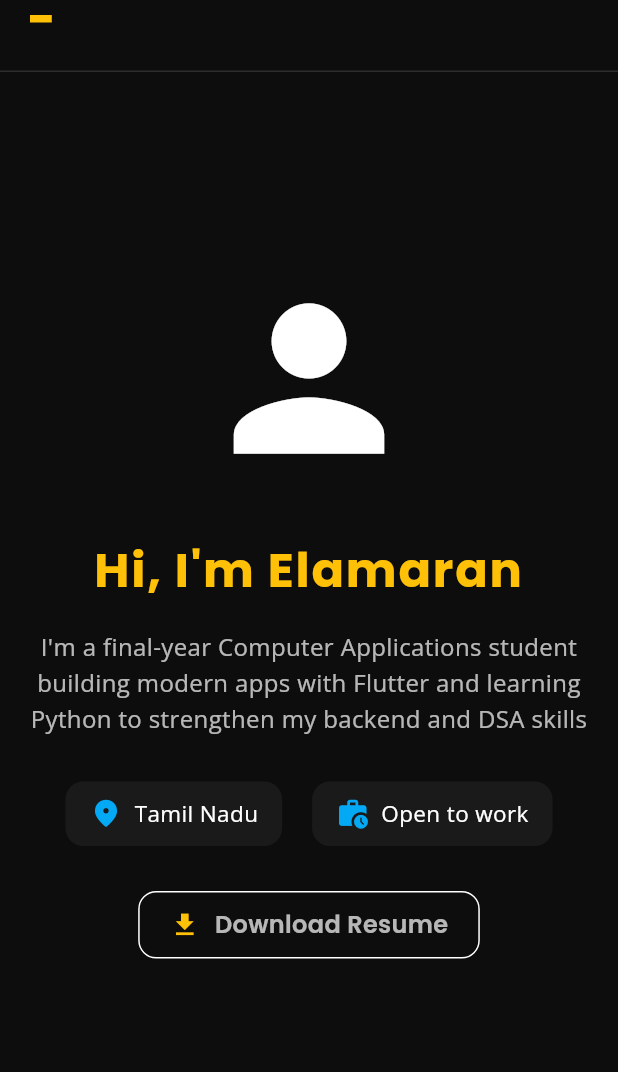
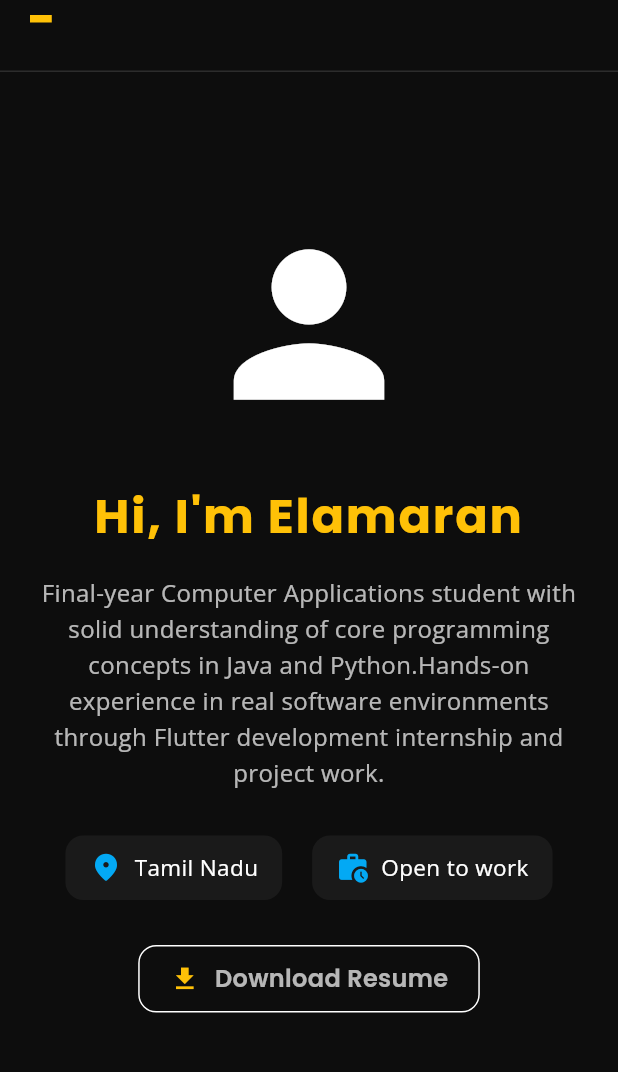
Before and after one commit to elamaran1205/portfolio_v2, a Flutter app: the screen it shows after launch, after a tap on "Download Resume", on a phone screen of 412 x 824 dp, the part 87-1159 px from its top. Run offline on Flutter 3.47's test engine with Material 3 defaults, Android fonts, the phone set to English and light mode, and no system bars; our stand-ins replace animate_do, font_awesome_flutter, google_fonts.

Commit message:
fix: updated resume

```diff
--- a/lib/models/experience_model_data.dart
+++ b/lib/models/experience_model_data.dart
@@ -30,7 +30,7 @@ List<WorkExperienceModel> workExperienceList = [
     companyName: " Paritripti Jewels Private Limited",
     role: "Flutter Developer",
     description:
-        "A Paid internship through Internshala, where I developing a complete multi-role food delivery application featuring client, seller, and admin modules. Implemented core functionalities such as real-time order management, product listings, and authentication. Used GetX for efficient state management and integrated REST APIs for smooth client-server communication",
+        "A Paid internship through Internshala, where I developed a complete multi-role food delivery application featuring client, seller, and admin modules. Implemented core functionalities such as real-time order management, product listings, and authentication. Used GetX for efficient state management and integrated REST APIs for smooth client-server communication",
     duration: "20 August 2025 - 20 November 2025",
     logoPath: "assets/img2/par.png",
     link: "https://internshala.com/company/paritripti-1653892583/",
--- a/lib/pages/Complete_home.dart
+++ b/lib/pages/Complete_home.dart
@@ -86,7 +86,7 @@ class _CompleteHomeState extends State<CompleteHome> {
         ),
         const SizedBox(height: 16),
         Text(
-          "I'm a final-year Computer Applications student building modern apps with Flutter and learning Python to strengthen my backend and DSA skills",
+          "Final-year Computer Applications student with solid understanding of core programming concepts in Java and Python.Hands-on experience in real software environments through Flutter development internship and project work.",
           style: AppTextStyles.body.copyWith(
             fontSize: isMobile ? 16 : 18,
             color: AppColors.textSecondary,
@@ -109,7 +109,7 @@ class _CompleteHomeState extends State<CompleteHome> {
           child: InkWell(
             onTap: () {
               const url =
-                  "https://drive.google.com/file/d/192_jIhgFzzbqIdeAM_-lxIqBlxLd8KZu/view?usp=sharing";
+                  "https://drive.google.com/file/d/1obv7wGlpm8yB7Az7oNN14AJD7-_zBuvW/view?usp=sharing";
               launchUrl(Uri.parse(url));
             },
             borderRadius: BorderRadius.circular(12),
```
Also changed, not shown: pubspec.lock.
